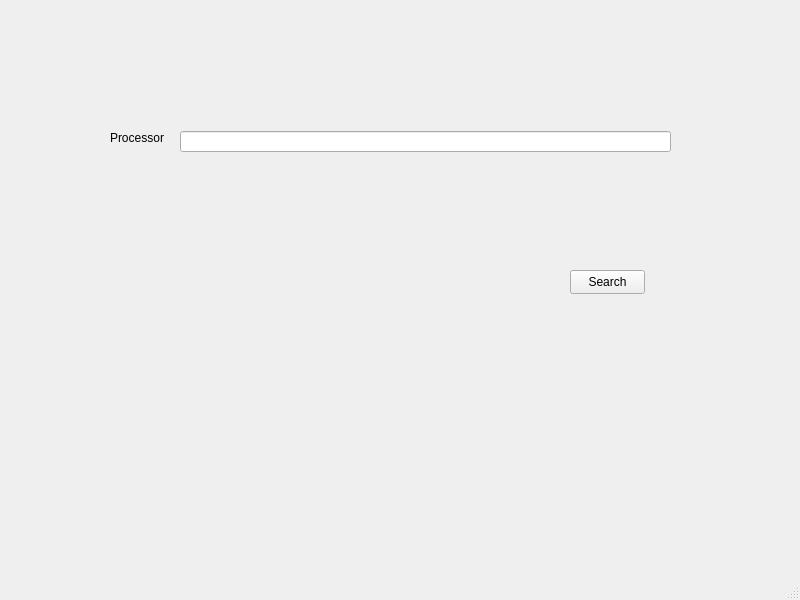
Qt form AndroidParser/parser.ui (MaxNazarevskyi/NG_2022_AndroidParser) before a commit.
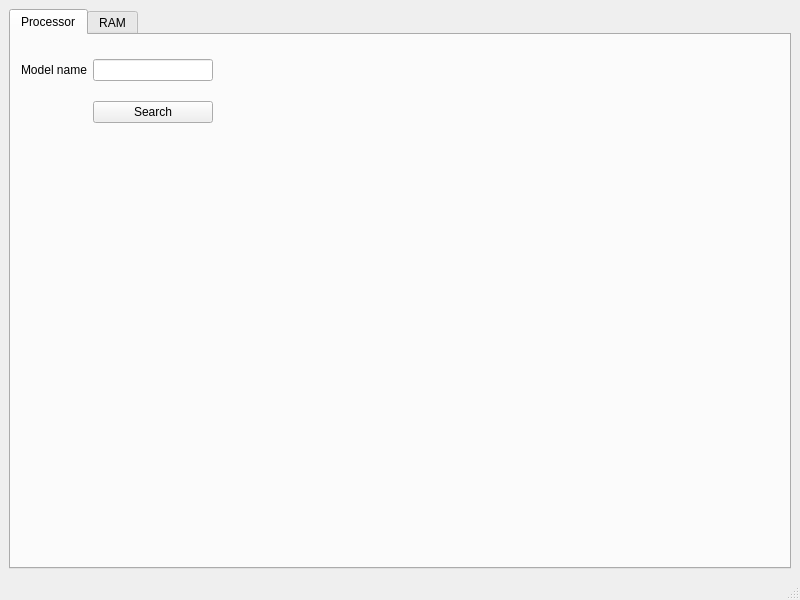
The same form after that commit.

Commit message: Deleted wrong connect (all works good)

```diff
--- a/AndroidParser/parser.ui
+++ b/AndroidParser/parser.ui
@@ -14,42 +14,54 @@
    <string>Parser</string>
   </property>
   <widget class="QWidget" name="centralwidget">
+   <layout class="QFormLayout" name="formLayout">
+    <item row="0" column="0" colspan="2">
+     <widget class="QTabWidget" name="tabWidget">
+      <property name="currentIndex">
+       <number>0</number>
+      </property>
+      <widget class="QWidget" name="Processor">
+       <attribute name="title">
+        <string>Processor</string>
+       </attribute>
+       <widget class="QWidget" name="">
+        <property name="geometry">
+         <rect>
+          <x>10</x>
+          <y>10</y>
+          <width>192</width>
+          <height>94</height>
+         </rect>
+        </property>
+        <layout class="QGridLayout" name="gridLayout">
+         <item row="1" column="1">
    <widget class="QPushButton" name="b_Search">
-    <property name="geometry">
-     <rect>
-      <x>570</x>
-      <y>270</y>
-      <width>75</width>
-      <height>24</height>
-     </rect>
-    </property>
     <property name="text">
      <string>Search</string>
     </property>
    </widget>
-   <widget class="QLineEdit" name="l_Proc">
-    <property name="geometry">
-     <rect>
-      <x>180</x>
-      <y>131</y>
-      <width>491</width>
-      <height>21</height>
-     </rect>
-    </property>
-   </widget>
+         </item>
+         <item row="0" column="1">
+          <widget class="QLineEdit" name="l_Proc"/>
+         </item>
+         <item row="0" column="0">
    <widget class="QLabel" name="label">
-    <property name="geometry">
-     <rect>
-      <x>110</x>
-      <y>130</y>
-      <width>71</width>
-      <height>16</height>
-     </rect>
-    </property>
     <property name="text">
-     <string>Processor</string>
-    </property>
-   </widget>
+            <string>Model name</string>
+           </property>
+          </widget>
+         </item>
+        </layout>
+       </widget>
+      </widget>
+      <widget class="QWidget" name="RAM">
+       <attribute name="title">
+        <string>RAM</string>
+       </attribute>
+      </widget>
+     </widget>
+    </item>
+   </layout>
   </widget>
   <widget class="QMenuBar" name="menubar">
    <property name="geometry">
```
Lines whose indentation alone changed are shown as unchanged. The commit also changes 1 other file.
